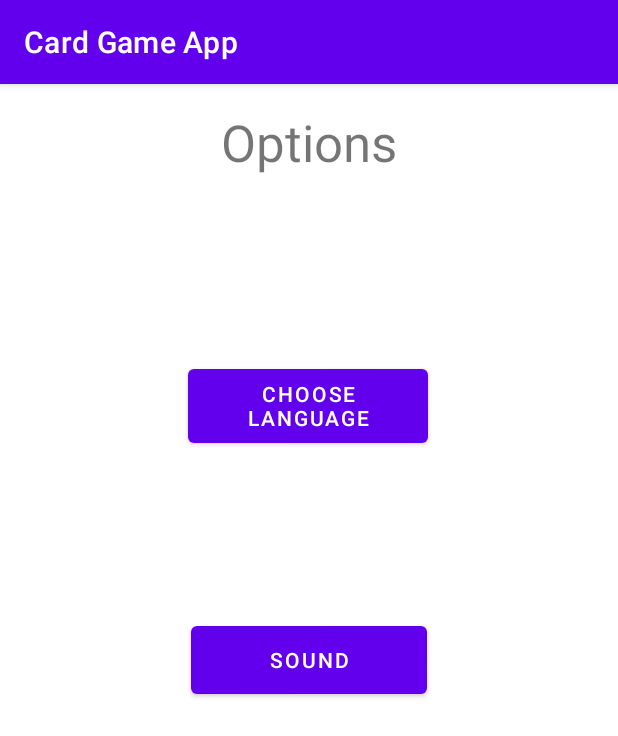
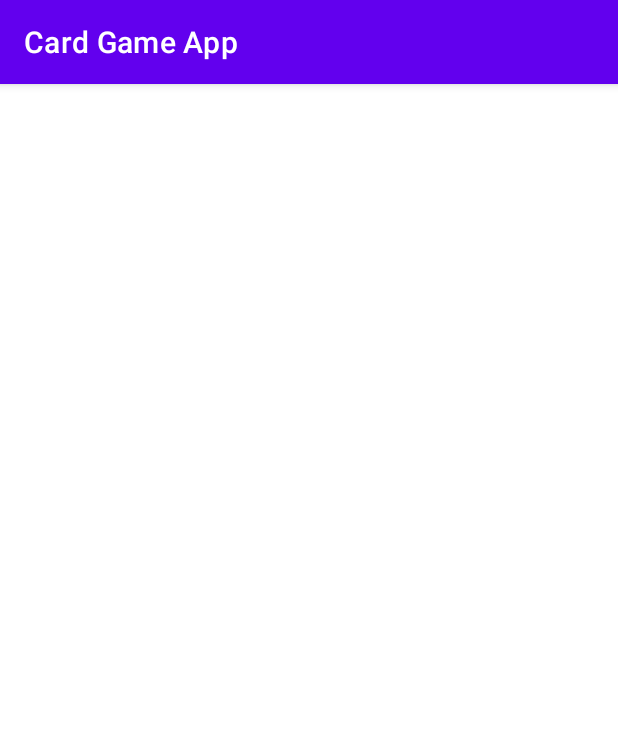
Before and after one commit to noy5277/Card-Game-App, an Android app: the Settings screen opened directly, with no data from a screen before it, on a phone screen of 412 x 824 dp. Shown: the top 736 px of the screen. Run offline under Robolectric (Android 15) with nearby library versions, the phone set to English and light mode, and no system bars.

```diff
--- a/app/src/main/java/com/example/cardgameapp/MainActivity.java
+++ b/app/src/main/java/com/example/cardgameapp/MainActivity.java
@@ -116,8 +116,7 @@ public class MainActivity extends AppCompatActivity {
 
     private void openSettings()
     {
-        Intent settings=new Intent(this,Settings.class);
-        startActivity(settings);
+
     }
 
 }
--- a/app/src/main/java/com/example/cardgameapp/Settings.java
+++ b/app/src/main/java/com/example/cardgameapp/Settings.java
@@ -1,10 +1,8 @@
 package com.example.cardgameapp;
 
+import androidx.appcompat.app.AppCompatActivity;
 
-import androidx.appcompat.app.AppCompatActivity;
 import android.os.Bundle;
-import android.view.View;
-import android.widget.PopupMenu;
 
 public class Settings extends AppCompatActivity {
 
@@ -12,26 +10,5 @@ public class Settings extends AppCompatActivity {
     protected void onCreate(Bundle savedInstanceState) {
         super.onCreate(savedInstanceState);
         setContentView(R.layout.activity_settings);
-
-    }
-
-    public void PopupMenu(View view)
-    {
-        PopupMenu popup= new PopupMenu(this, view);
-        popup.getMenuInflater().inflate(R.menu.language_menu,popup.getMenu());
-        popup.setOnMenuItemClickListener(menuItem ->
-            {
-                if(menuItem.getItemId()==R.id.english)
-                {
-
-                }
-                if(menuItem.getItemId()==R.id.hebrew)
-                {
-
-                }
-                return true;
-            }
-
-        );
     }
 }
--- a/app/src/main/res/layout/activity_settings.xml
+++ b/app/src/main/res/layout/activity_settings.xml
@@ -6,40 +6,4 @@
     android:layout_height="match_parent"
     tools:context=".Settings">
 
-    <TextView
-        android:id="@+id/options"
-        android:layout_width="wrap_content"
-        android:layout_height="wrap_content"
-        android:layout_marginTop="16dp"
-        android:text="@string/options"
-        android:textSize="34sp"
-        app:layout_constraintEnd_toEndOf="parent"
-        app:layout_constraintStart_toStartOf="parent"
-        app:layout_constraintTop_toTopOf="parent" />
-
-    <Button
-        android:id="@+id/btnOpenMenu"
-        android:layout_width="160dp"
-        android:layout_height="61dp"
-        android:layout_marginBottom="150dp"
-        android:onClick="PopupMenu"
-        android:text="@string/choose"
-        app:layout_constraintBottom_toBottomOf="parent"
-        app:layout_constraintEnd_toEndOf="parent"
-        app:layout_constraintHorizontal_bias="0.498"
-        app:layout_constraintStart_toStartOf="parent"
-        app:layout_constraintTop_toTopOf="parent"
-        app:layout_constraintVertical_bias="0.331" />
-
-    <Button
-        android:id="@+id/sound"
-        android:layout_width="157dp"
-        android:layout_height="57dp"
-        android:text="@string/sound"
-        app:layout_constraintBottom_toBottomOf="parent"
-        app:layout_constraintEnd_toEndOf="parent"
-        app:layout_constraintStart_toStartOf="parent"
-        app:layout_constraintTop_toTopOf="parent" />
-
-
 </androidx.constraintlayout.widget.ConstraintLayout>
--- a/app/src/main/res/values/strings.xml
+++ b/app/src/main/res/values/strings.xml
@@ -2,9 +2,4 @@
     <string name="app_name">Card Game App</string>
     <string name="log_out">Log out from FireBase</string>
     <string name="settings">Settings</string>
-    <string name="options">Options</string>
-    <string name="eng">English</string>
-    <string name="heb">Hebrew</string>
-    <string name="sound">Sound</string>
-    <string name="choose">Choose Language</string>
 </resources>
```
